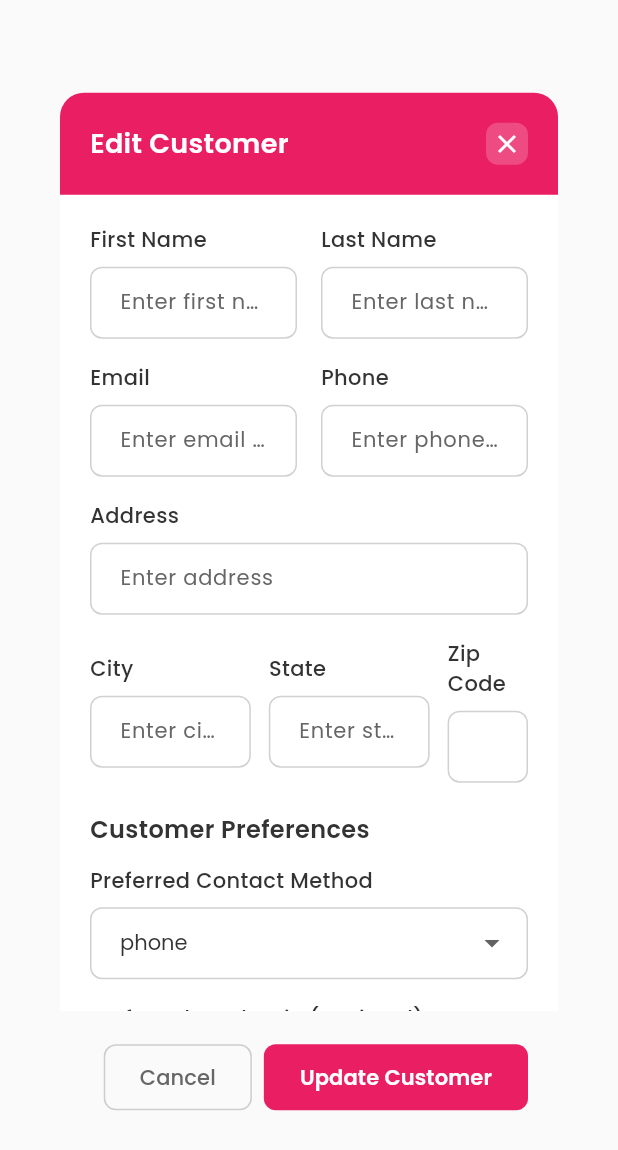
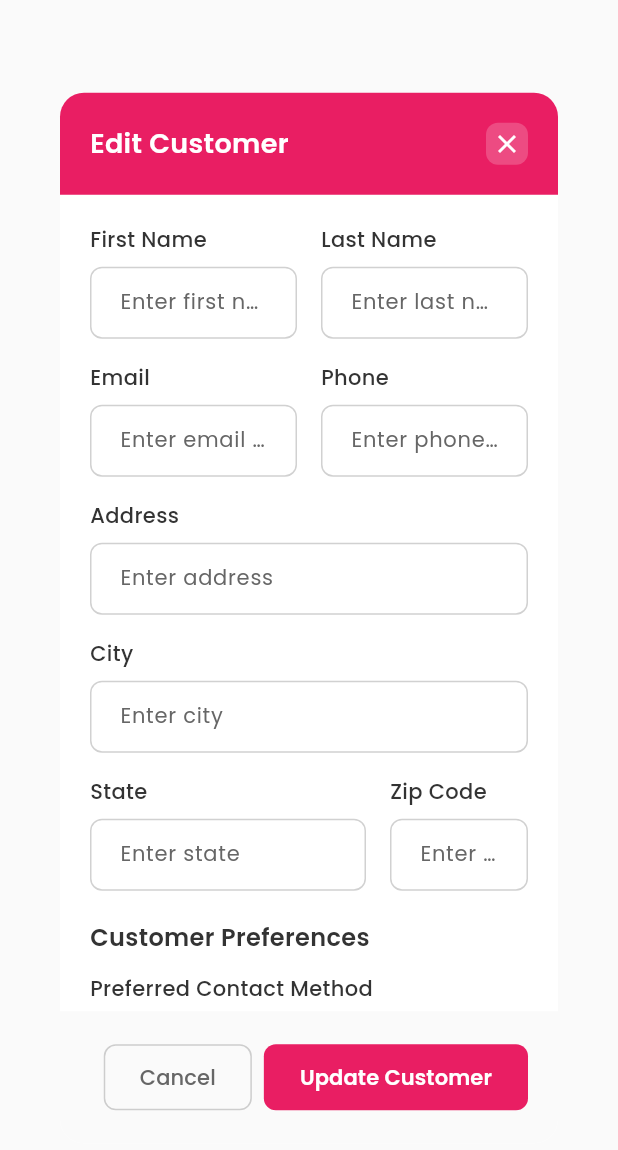
Before and after one commit to LZHuaaa/Workshop-Job-Management-System, a Flutter app: the EditCustomerDialog widget shown alone on an empty page, opened directly with empty values, on a phone screen of 412 x 824 dp. Shown: the top 1150 px of the screen. Run offline on Flutter 3.47's test engine with Material 3 defaults, Android fonts, the phone set to English and light mode, and no system bars; our stand-ins replace csv, fl_chart, flutter_local_notifications, google_fonts, image_picker, permission_handler and 2 more; missing offline and left inert: mobile_scanner; accounts and stored records are empty.

Commit message:
small update

```diff
--- a/lib/dialogs/edit_customer_dialog.dart
+++ b/lib/dialogs/edit_customer_dialog.dart
@@ -234,12 +234,8 @@ class _EditCustomerDialogState extends State<EditCustomerDialog> {
 
                 const SizedBox(height: 16),
 
-                // City, State, Zip
-                Row(
-                  children: [
-                    Expanded(
-                      flex: 2,
-                      child: CustomTextField(
+                // City
+                CustomTextField(
                   label: 'City',
                   hint: 'Enter city',
                   controller: _cityController,
@@ -250,8 +246,12 @@ class _EditCustomerDialogState extends State<EditCustomerDialog> {
                     return null;
                   },
                 ),
-                    ),
-                    const SizedBox(width: 12),
+
+                const SizedBox(height: 16),
+
+                // State and Zip Code
+                Row(
+                  children: [
                     Expanded(
                       flex: 2,
                       child: CustomTextField(
@@ -266,7 +266,7 @@ class _EditCustomerDialogState extends State<EditCustomerDialog> {
                         },
                       ),
                     ),
-                    const SizedBox(width: 12),
+                    const SizedBox(width: 16),
                     Expanded(
                       child: CustomTextField(
                         label: 'Zip Code',
```
Lines whose indentation alone changed are shown as unchanged.
